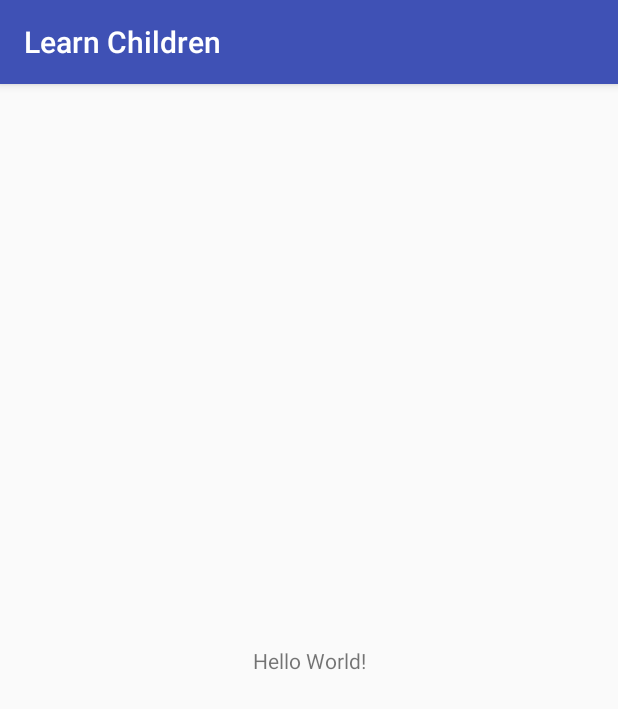
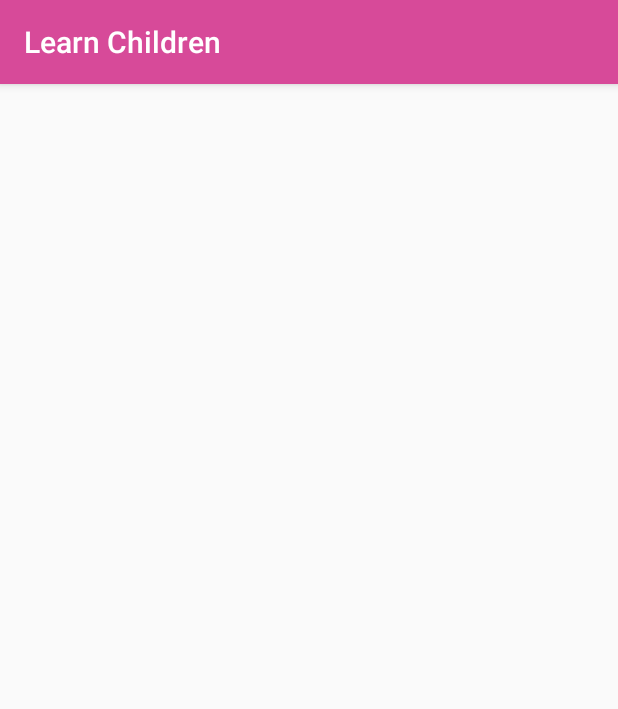
Before and after one commit to zheekalmakwan/LearnChildren, an Android app: the screen it shows after launch (MainActivity), on a phone screen of 412 x 824 dp. Shown: the top 709 px of the screen. Run offline under Robolectric (Android 15) with nearby library versions, the light colour scheme and no system bars.

Commit message:
change the sdkVersion and also change the color of the bar

```diff
--- a/app/src/main/res/layout/activity_main.xml
+++ b/app/src/main/res/layout/activity_main.xml
@@ -6,13 +6,4 @@
     android:layout_height="match_parent"
     tools:context=".MainActivity">
 
-    <TextView
-        android:layout_width="wrap_content"
-        android:layout_height="wrap_content"
-        android:text="Hello World!"
-        app:layout_constraintBottom_toBottomOf="parent"
-        app:layout_constraintLeft_toLeftOf="parent"
-        app:layout_constraintRight_toRightOf="parent"
-        app:layout_constraintTop_toTopOf="parent" />
-
 </android.support.constraint.ConstraintLayout>
--- a/app/src/main/res/values/colors.xml
+++ b/app/src/main/res/values/colors.xml
@@ -1,6 +1,6 @@
 <?xml version="1.0" encoding="utf-8"?>
 <resources>
-    <color name="colorPrimary">#3F51B5</color>
-    <color name="colorPrimaryDark">#303F9F</color>
+    <color name="colorPrimary">#d74a99</color>
+    <color name="colorPrimaryDark">#91205f</color>
     <color name="colorAccent">#FF4081</color>
 </resources>
```
Also changed, not shown: app/build.gradle (+4 -4 lines).
